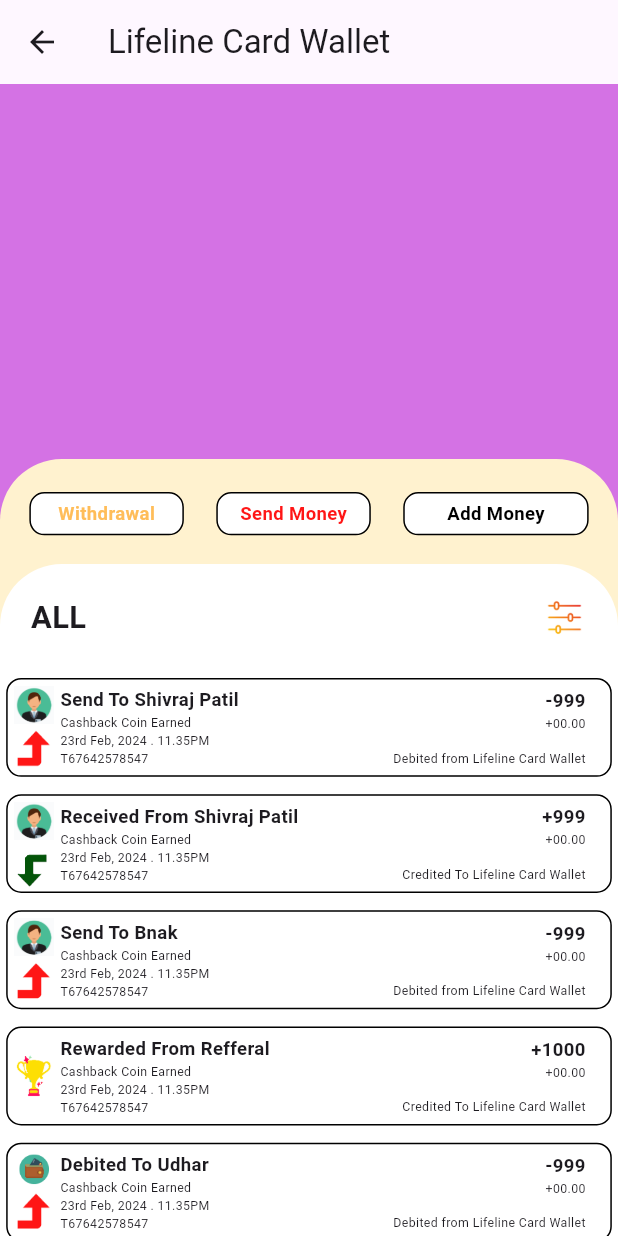
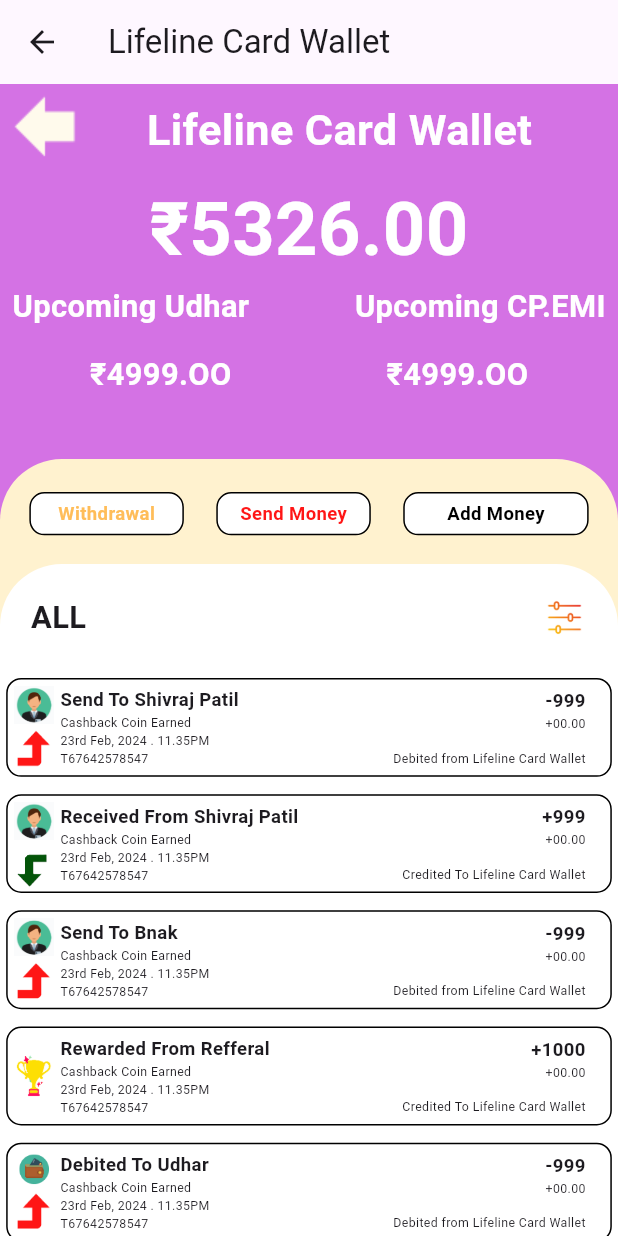
Before and after one commit to sadid369/balance_and_wallet_1, a Flutter app: the LifelineCardWalletScreen screen opened directly, on a phone screen of 412 x 824 dp. Run offline on Flutter 3.47's test engine with Material 3 defaults, Android fonts, the phone set to English and light mode, and no system bars; our stand-ins replace gap; missing offline and left inert: control_style.

Commit message:
lifeline card wallet completed

```diff
--- a/lib/common/app_image.dart
+++ b/lib/common/app_image.dart
@@ -1,5 +1,6 @@
 class AppImage {
   static const String businessFundIcon = 'assets/images/business-fund-icon.png';
+  static const String arrowBackIcon = 'assets/images/arrow-back-icon.png';
   static const String walletIcon = 'assets/images/wallet-icon.png';
   static const String filterMenuIcon = 'assets/images/filter-menu-icon.png';
   static const String stopHandIcon = 'assets/images/stop-hand-icon.png';
--- a/lib/screens/lifeline_card_wallet_screen.dart
+++ b/lib/screens/lifeline_card_wallet_screen.dart
@@ -74,6 +74,90 @@
           Container(
             decoration: const BoxDecoration(
               color: Color(0xffD472E4),
+            ),
+            child: Column(
+              children: [
+                Row(
+                  children: [
+                    Row(
+                      mainAxisAlignment: MainAxisAlignment.start,
+                      children: [
+                        Container(
+                          child: Image.asset(
+                            AppImage.arrowBackIcon,
+                          ),
+                        ),
+                        Gap(width * 0.07),
+                        Text(
+                          'Lifeline Card Wallet',
+                          style: TextStyle(
+                            color: Colors.white,
+                            fontSize: width * 0.07,
+                            fontWeight: FontWeight.bold,
+                          ),
+                        )
+                      ],
+                    )
+                  ],
+                ),
+                Text(
+                  '₹5326.00',
+                  style: TextStyle(
+                    color: Colors.white,
+                    fontSize: width * 0.12,
+                    fontWeight: FontWeight.bold,
+                  ),
+                ),
+                Container(
+                  margin: EdgeInsets.symmetric(horizontal: width * 0.02),
+                  child: Row(
+                    mainAxisAlignment: MainAxisAlignment.spaceBetween,
+                    children: [
+                      Text(
+                        'Upcoming Udhar',
+                        style: TextStyle(
+                          color: Colors.white,
+                          fontSize: width * 0.05,
+                          fontWeight: FontWeight.bold,
+                        ),
+                      ),
+                      Text(
+                        'Upcoming CP.EMI',
+                        style: TextStyle(
+                          color: Colors.white,
+                          fontSize: width * 0.05,
+                          fontWeight: FontWeight.bold,
+                        ),
+                      )
+                    ],
+                  ),
+                ),
+                Gap(width * 0.04),
+                Container(
+                  margin: EdgeInsets.symmetric(horizontal: width * 0.02),
+                  child: Row(
+                    mainAxisAlignment: MainAxisAlignment.spaceAround,
+                    children: [
+                      Text(
+                        '₹4999.OO',
+                        style: TextStyle(
+                          color: Colors.white,
+                          fontSize: width * 0.05,
+                          fontWeight: FontWeight.bold,
+                        ),
+                      ),
+                      Text(
+                        '₹4999.OO',
+                        style: TextStyle(
+                          color: Colors.white,
+                          fontSize: width * 0.05,
+                          fontWeight: FontWeight.bold,
+                        ),
+                      )
+                    ],
+                  ),
+                ),
+              ],
             ),
           ),
           Positioned(
```
Also changed, not shown: assets/images/arrow-back-icon.png (added).
